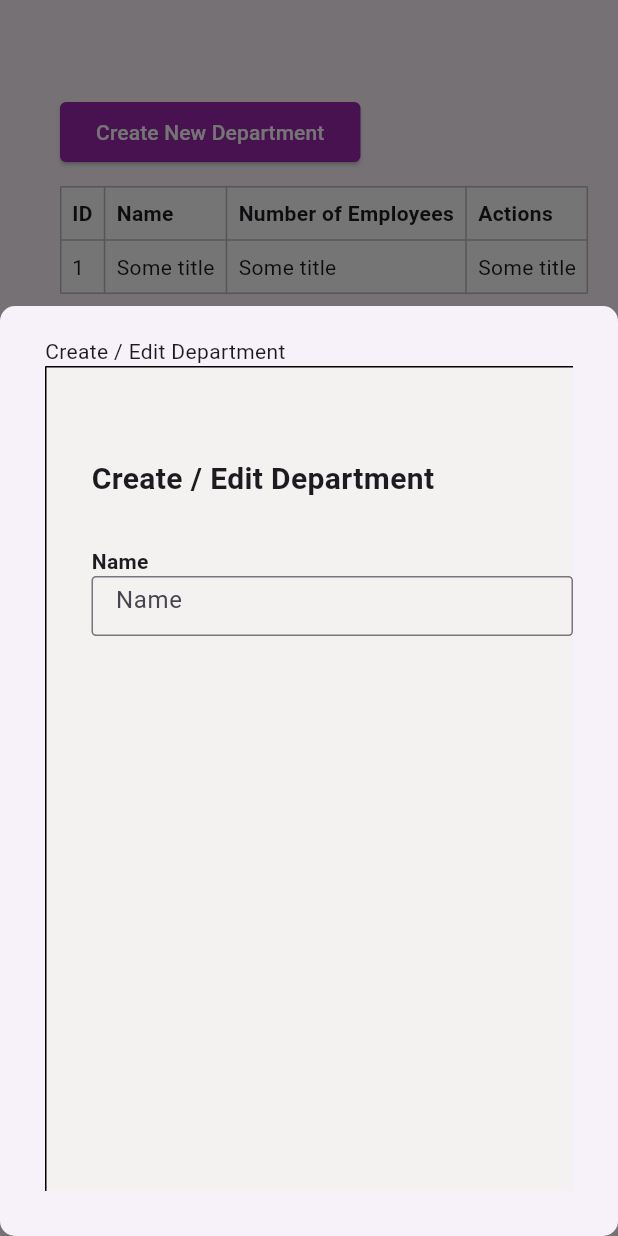
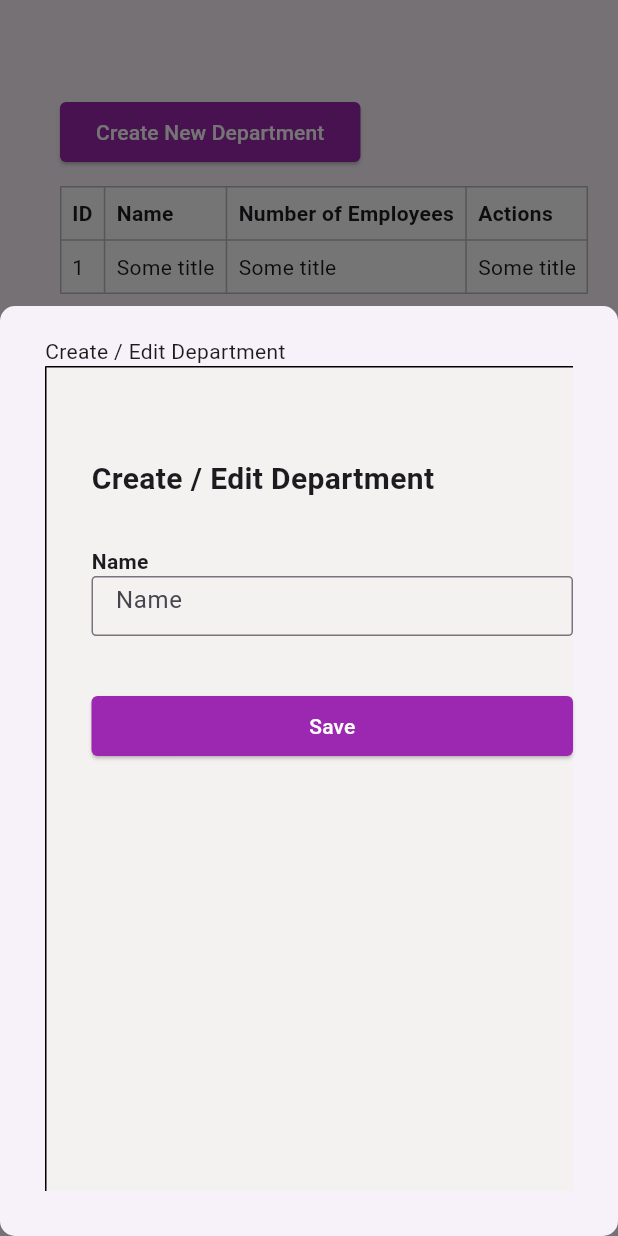
Before and after one commit to ShinanTc/flutter-assignment, a Flutter app: the screen it shows after launch, after a tap on "Create New Department", on a phone screen of 412 x 824 dp. Run offline on Flutter 3.47's test engine with Material 3 defaults, Android fonts, the phone set to English and light mode, and no system bars.

Commit message:
Create New Department UI hardcoding completed

```diff
--- a/lib/ui/modals/create_edit_department_modal.dart
+++ b/lib/ui/modals/create_edit_department_modal.dart
@@ -1,5 +1,5 @@
 import 'package:flutter/material.dart';
-import 'package:flutter/widgets.dart';
+import '../utils/custom_button.dart';
 
 class CreateEditDepartmentModal extends StatelessWidget {
   const CreateEditDepartmentModal({super.key});
@@ -60,6 +60,14 @@ class CreateEditDepartmentModal extends StatelessWidget {
                         ),
                       ),
                     ),
+                    const SizedBox(height: 40),
+                    SizedBox(
+                        width: 330,
+                        height: 40,
+                        child: CustomButton(
+                          text: 'Save',
+                          onPressed: () {},
+                        )),
                   ],
                 ),
               ),
```
